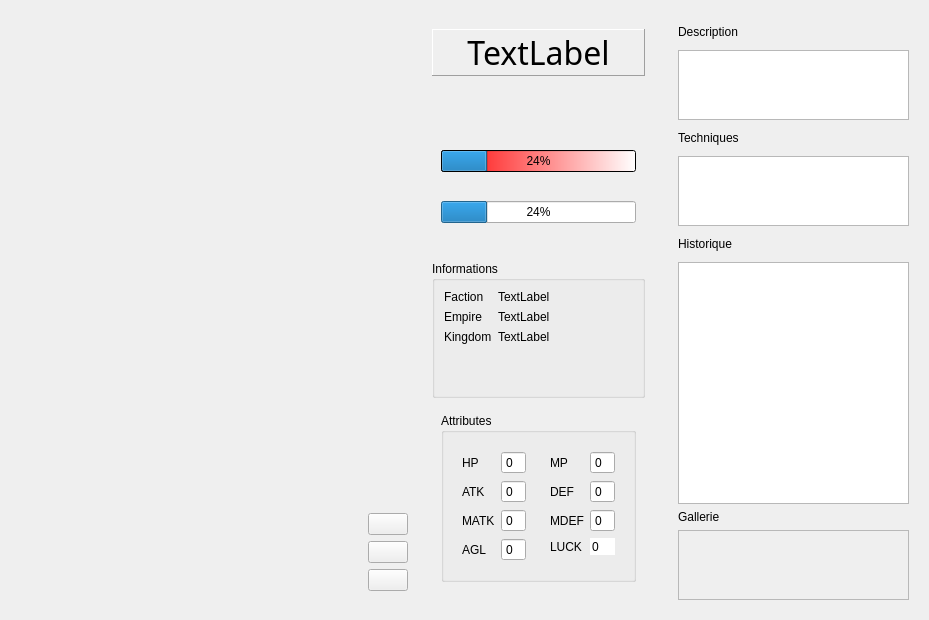
Qt form python_modules/view/view_heros/book_warrior_page.ui (cyril711/git-MythicWar) before a commit.
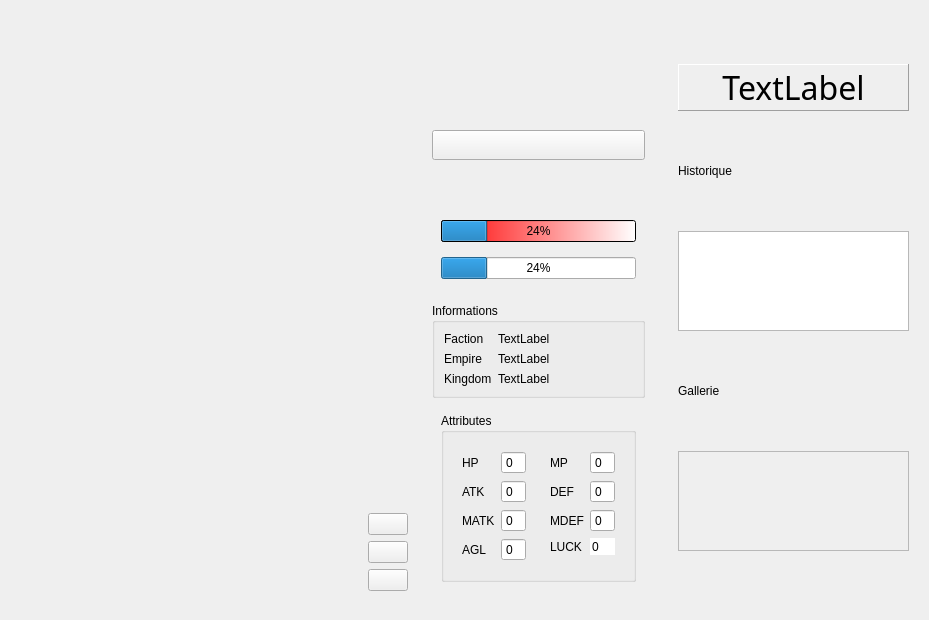
The same form after that commit. Icons and pictures are not drawn.

Commit message: ajout pages html + onglet book

Diff of the .ui file:
```diff
--- a/python_modules/view/view_heros/book_warrior_page.ui
+++ b/python_modules/view/view_heros/book_warrior_page.ui
@@ -17,6 +17,9 @@
    <string notr="true"/>
   </property>
   <layout class="QFormLayout" name="formLayout_2">
+   <property name="fieldGrowthPolicy">
+    <enum>QFormLayout::AllNonFixedFieldsGrow</enum>
+   </property>
    <item row="0" column="0">
     <widget class="QWidget" name="widget" native="true">
      <property name="styleSheet">
@@ -118,38 +121,69 @@
       </item>
       <item>
        <widget class="QWidget" name="infos_widget" native="true">
-        <layout class="QVBoxLayout" name="verticalLayout_3" stretch="0,0,0,0,0">
+        <layout class="QVBoxLayout" name="verticalLayout_3" stretch="0,0,0,0,0,0">
          <item>
-          <widget class="QLabel" name="warrior_name">
-           <property name="sizePolicy">
-            <sizepolicy hsizetype="Preferred" vsizetype="Fixed">
-             <horstretch>0</horstretch>
-             <verstretch>0</verstretch>
-            </sizepolicy>
-           </property>
+          <widget class="QWidget" name="belong_widget" native="true">
+           <layout class="QHBoxLayout" name="belong_layout">
+            <property name="spacing">
+             <number>0</number>
+            </property>
+            <property name="topMargin">
+             <number>0</number>
+            </property>
+            <item>
+             <widget class="QPushButton" name="iconFaction">
+              <property name="text">
+               <string/>
+              </property>
+              <property name="icon">
+               <iconset resource="../../../resources.qrc">
+                <normaloff>:/flags/blue_flag</normaloff>:/flags/blue_flag</iconset>
+              </property>
+              <property name="iconSize">
+               <size>
+                <width>32</width>
+                <height>32</height>
+               </size>
+              </property>
+              <property name="flat">
+               <bool>true</bool>
+              </property>
+             </widget>
+            </item>
+            <item>
+             <widget class="QPushButton" name="iconKingdom">
+              <property name="text">
+               <string/>
+              </property>
+              <property name="icon">
+               <iconset resource="../../../resources.qrc">
+                <normaloff>:/empireIcon/greek_icon</normaloff>:/empireIcon/greek_icon</iconset>
+              </property>
+              <property name="iconSize">
+               <size>
+                <width>32</width>
+                <height>32</height>
+               </size>
+              </property>
+              <property name="flat">
+               <bool>true</bool>
+              </property>
+             </widget>
+            </item>
+           </layout>
+          </widget>
+         </item>
+         <item>
+          <widget class="QPushButton" name="groupe_texture_button">
            <property name="minimumSize">
             <size>
              <width>0</width>
-             <height>10</height>
+             <height>30</height>
             </size>
            </property>
-           <property name="font">
-            <font>
-             <family>Nyala</family>
-             <pointsize>24</pointsize>
-            </font>
-           </property>
-           <property name="frameShape">
-            <enum>QFrame::Panel</enum>
-           </property>
-           <property name="frameShadow">
-            <enum>QFrame::Raised</enum>
-           </property>
            <property name="text">
-            <string>TextLabel</string>
-           </property>
-           <property name="alignment">
-            <set>Qt::AlignCenter</set>
+            <string/>
            </property>
           </widget>
          </item>
@@ -427,40 +461,85 @@
     </widget>
    </item>
    <item row="0" column="1">
-    <widget class="QWidget" name="widget_2" native="true">
-     <layout class="QVBoxLayout" name="verticalLayout_2" stretch="1,2,1,2,1,10,0,0">
+    <widget class="QWidget" name="right_page" native="true">
+     <layout class="QVBoxLayout" name="right_page_layout" stretch="0,0,0,0,0">
       <item>
-       <widget class="QLabel" name="label_3">
-        <property name="text">
-         <string>Description</string>
+       <widget class="QLabel" name="warrior_name">
+        <property name="sizePolicy">
+         <sizepolicy hsizetype="Preferred" vsizetype="Fixed">
+          <horstretch>0</horstretch>
+          <verstretch>0</verstretch>
+         </sizepolicy>
         </property>
-       </widget>
-      </item>
-      <item>
-       <widget class="QPlainTextEdit" name="warrior_description"/>
-      </item>
-      <item>
-       <widget class="QLabel" name="label_4">
+        <property name="minimumSize">
+         <size>
+          <width>0</width>
+          <height>10</height>
+         </size>
+        </property>
+        <property name="font">
+         <font>
+          <family>Nyala</family>
+          <pointsize>24</pointsize>
+         </font>
+        </property>
+        <property name="frameShape">
+         <enum>QFrame::Panel</enum>
+        </property>
+        <property name="frameShadow">
+         <enum>QFrame::Raised</enum>
+        </property>
         <property name="text">
-         <string>Techniques</string>
+         <string>TextLabel</string>
         </property>
+        <property name="alignment">
+         <set>Qt::AlignCenter</set>
+        </property>
        </widget>
       </item>
-      <item>
-       <widget class="QPlainTextEdit" name="warrior_techniques"/>
-      </item>
       <item>
        <widget class="QLabel" name="label_5">
+        <property name="maximumSize">
+         <size>
+          <width>16777215</width>
+          <height>20</height>
+         </size>
+        </property>
         <property name="text">
          <string>Historique</string>
         </property>
        </widget>
       </item>
       <item>
-       <widget class="QListWidget" name="listWidget"/>
+       <widget class="QListWidget" name="listWidget">
+        <property name="sizePolicy">
+         <sizepolicy hsizetype="Expanding" vsizetype="Minimum">
+          <horstretch>0</horstretch>
+          <verstretch>0</verstretch>
+         </sizepolicy>
+        </property>
+        <property name="minimumSize">
+         <size>
+          <width>0</width>
+          <height>100</height>
+         </size>
+        </property>
+        <property name="maximumSize">
+         <size>
+          <width>16777215</width>
+          <height>100</height>
+         </size>
+        </property>
+       </widget>
       </item>
       <item>
        <widget class="QLabel" name="label_6">
+        <property name="maximumSize">
+         <size>
+          <width>16777215</width>
+          <height>20</height>
+         </size>
+        </property>
         <property name="text">
          <string>Gallerie</string>
         </property>
@@ -468,6 +547,18 @@
       </item>
       <item>
        <widget class="QScrollArea" name="scrollArea">
+        <property name="minimumSize">
+         <size>
+          <width>0</width>
+          <height>100</height>
+         </size>
+        </property>
+        <property name="maximumSize">
+         <size>
+          <width>16777215</width>
+          <height>100</height>
+         </size>
+        </property>
         <property name="widgetResizable">
          <bool>true</bool>
         </property>
@@ -477,7 +568,7 @@
            <x>0</x>
            <y>0</y>
            <width>231</width>
-           <height>69</height>
+           <height>98</height>
           </rect>
          </property>
          <layout class="QGridLayout" name="gridLayout_3"/>
```
The commit also changes 52 other files.
